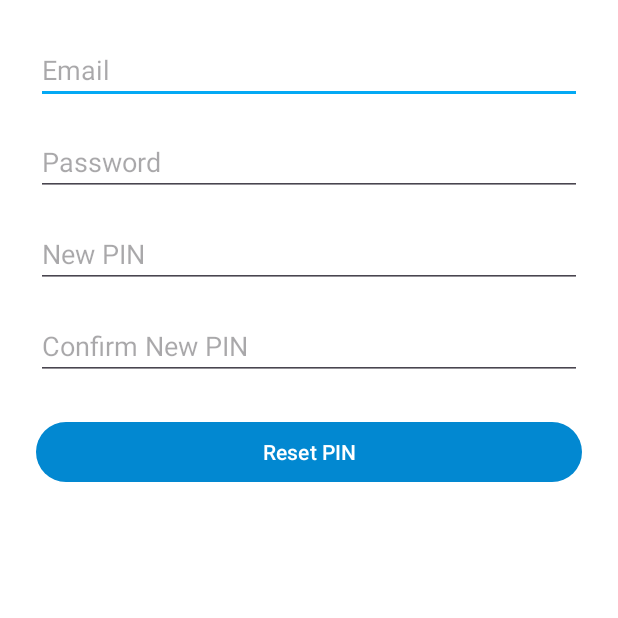
After one commit to chsaad-dev/SaadPay, an Android app: the ForgotPinActivity screen opened directly, with no data from a screen before it, on a phone screen of 412 x 824 dp, the top half of it. The commit adds this screen. Run offline under Robolectric (Android 15) with nearby library versions, the phone set to English and light mode, and no system bars; our stand-ins replace Firebase (no records; nobody signed in at launch, a user with empty details on screens opened directly); 2 statements that could not run were skipped.

Commit message:
New Features 1. Change Pin 2. Forgot Pin 3. Reset Pin

```diff
--- a/app/src/main/AndroidManifest.xml
+++ b/app/src/main/AndroidManifest.xml
@@ -36,6 +36,9 @@
         <activity android:name=".presentation.ui.sendmoney.SendMoneyActivity" />
         <activity android:name=".presentation.ui.transactionhistory.TransactionHistoryActivity"/>
 
+        <activity android:name=".presentation.ui.security.ChangePinActivity"/>
+        <activity android:name=".presentation.ui.security.ForgotPinActivity"/>
+
     </application>
 
 </manifest>
--- /dev/null
+++ b/app/src/main/java/com/example/saadpay/presentation/ui/security/ForgotPinActivity.kt
@@ -0,0 +1,48 @@
+package com.example.saadpay.presentation.ui.security
+
+import android.content.Intent
+import android.os.Bundle
+import android.widget.Toast
+import androidx.appcompat.app.AppCompatActivity
+import com.example.saadpay.databinding.ActivityForgotPinBinding
+import com.example.saadpay.utils.PinPreferenceManager
+import com.google.firebase.auth.FirebaseAuth
+
+class ForgotPinActivity : AppCompatActivity() {
+
+    private lateinit var binding: ActivityForgotPinBinding
+    private lateinit var auth: FirebaseAuth
+    private lateinit var pinManager: PinPreferenceManager
+
+    override fun onCreate(savedInstanceState: Bundle?) {
+        super.onCreate(savedInstanceState)
+        binding = ActivityForgotPinBinding.inflate(layoutInflater)
+        setContentView(binding.root)
+
+        auth = FirebaseAuth.getInstance()
+        pinManager = PinPreferenceManager(this)
+
+        binding.resetPinBtn.setOnClickListener {
+            val email = binding.emailEditText.text.toString()
+            val password = binding.passwordEditText.text.toString()
+            val newPin = binding.newPinEditText.text.toString()
+            val confirmPin = binding.confirmPinEditText.text.toString()
+
+            if (newPin != confirmPin) {
+                Toast.makeText(this, "New PINs do not match", Toast.LENGTH_SHORT).show()
+                return@setOnClickListener
+            }
+
+            auth.signInWithEmailAndPassword(email, password)
+                .addOnSuccessListener {
+                    pinManager.savePin(newPin)
+                    Toast.makeText(this, "PIN reset successfully", Toast.LENGTH_SHORT).show()
+                    startActivity(Intent(this, PinLockActivity::class.java))
+                    finish()
+                }
+                .addOnFailureListener {
+                    Toast.makeText(this, "Auth failed: ${it.message}", Toast.LENGTH_SHORT).show()
+                }
+        }
+    }
+}
--- a/app/src/main/java/com/example/saadpay/utils/PinPreferenceManager.kt
+++ b/app/src/main/java/com/example/saadpay/utils/PinPreferenceManager.kt
@@ -2,7 +2,7 @@ package com.example.saadpay.utils
 
 import android.content.Context
 import androidx.security.crypto.EncryptedSharedPreferences
-import androidx.security.crypto.MasterKeys
+import androidx.security.crypto.MasterKey
 
 class PinPreferenceManager(context: Context) {
 
@@ -11,12 +11,15 @@ class PinPreferenceManager(context: Context) {
         private const val KEY_PIN = "user_pin"
     }
 
-    private val masterKeyAlias = MasterKeys.getOrCreate(MasterKeys.AES256_GCM_SPEC)
+    // Modern MasterKey API (replacement for deprecated MasterKeys)
+    private val masterKey = MasterKey.Builder(context)
+        .setKeyScheme(MasterKey.KeyScheme.AES256_GCM)
+        .build()
 
     private val prefs = EncryptedSharedPreferences.create(
+        context,
         PREF_FILE,
-        masterKeyAlias,
-        context,
+        masterKey,
         EncryptedSharedPreferences.PrefKeyEncryptionScheme.AES256_SIV,
         EncryptedSharedPreferences.PrefValueEncryptionScheme.AES256_GCM
     )
--- /dev/null
+++ b/app/src/main/res/layout/activity_forgot_pin.xml
@@ -0,0 +1,50 @@
+<?xml version="1.0" encoding="utf-8"?>
+<ScrollView xmlns:android="http://schemas.android.com/apk/res/android"
+    android:padding="24dp"
+    android:layout_width="match_parent"
+    android:layout_height="match_parent">
+
+    <LinearLayout
+        android:orientation="vertical"
+        android:layout_width="match_parent"
+        android:layout_height="wrap_content">
+
+        <EditText
+            android:id="@+id/emailEditText"
+            android:hint="Email"
+            android:inputType="textEmailAddress"
+            android:layout_width="match_parent"
+            android:layout_height="wrap_content" />
+
+        <EditText
+            android:id="@+id/passwordEditText"
+            android:hint="Password"
+            android:inputType="textPassword"
+            android:layout_width="match_parent"
+            android:layout_height="wrap_content"
+            android:layout_marginTop="16dp" />
+
+        <EditText
+            android:id="@+id/newPinEditText"
+            android:hint="New PIN"
+            android:inputType="numberPassword"
+            android:layout_width="match_parent"
+            android:layout_height="wrap_content"
+            android:layout_marginTop="16dp" />
+
+        <EditText
+            android:id="@+id/confirmPinEditText"
+            android:hint="Confirm New PIN"
+            android:inputType="numberPassword"
+            android:layout_width="match_parent"
+            android:layout_height="wrap_content"
+            android:layout_marginTop="16dp" />
+
+        <Button
+            android:id="@+id/resetPinBtn"
+            android:text="Reset PIN"
+            android:layout_width="match_parent"
+            android:layout_height="wrap_content"
+            android:layout_marginTop="24dp" />
+    </LinearLayout>
+</ScrollView>
```
Also changed, not shown: app/build.gradle.kts (+10 -1 lines), app/src/main/java/com/example/saadpay/presentation/ui/dashboard/DashboardActivity.kt (+31 -38 lines), app/src/main/java/com/example/saadpay/presentation/ui/security/ChangePinActivity.kt (added, +37 -0 lines), app/src/main/res/layout/activity_change_pin.xml (added, +37 -0 lines), app/src/main/res/layout/activity_dashboard.xml (+15 -0 lines), gradle/libs.versions.toml (+9 -2 lines).
